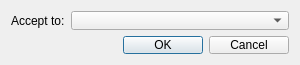
This is ui/formatacceptingdialog.ui in snip89/wsnsim-postprocessor as Qt 5 draws it before an edit. The edited form follows.
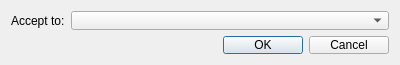
This is the edited form.

The edit to the form file:
```diff
--- a/ui/formatacceptingdialog.ui
+++ b/ui/formatacceptingdialog.ui
@@ -6,19 +6,19 @@
    <rect>
     <x>0</x>
     <y>0</y>
-    <width>300</width>
+    <width>400</width>
     <height>65</height>
    </rect>
   </property>
   <property name="minimumSize">
    <size>
-    <width>300</width>
+    <width>400</width>
     <height>65</height>
    </size>
   </property>
   <property name="maximumSize">
    <size>
-    <width>300</width>
+    <width>400</width>
     <height>65</height>
    </size>
   </property>
```
Left out of the diff: 2 changed lines with no effect on the pictures.
